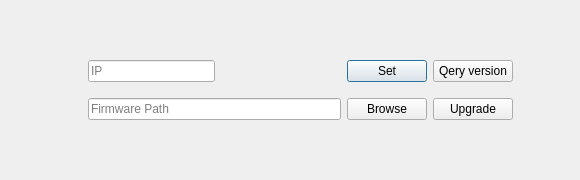
First picture: the form in firmwaretransfer.ui, repository vijay-wang/ftpUploder, before the edit.
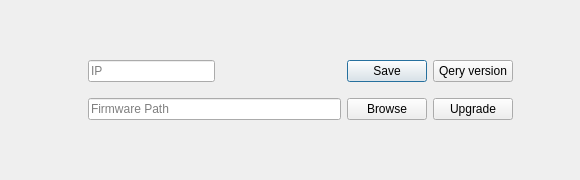
Second picture: the form after the edit.

```diff
--- a/firmwaretransfer.ui
+++ b/firmwaretransfer.ui
@@ -93,7 +93,7 @@
       <item>
        <widget class="QPushButton" name="btnSet">
         <property name="text">
-         <string>Set</string>
+         <string>Save</string>
         </property>
        </widget>
       </item>
```
